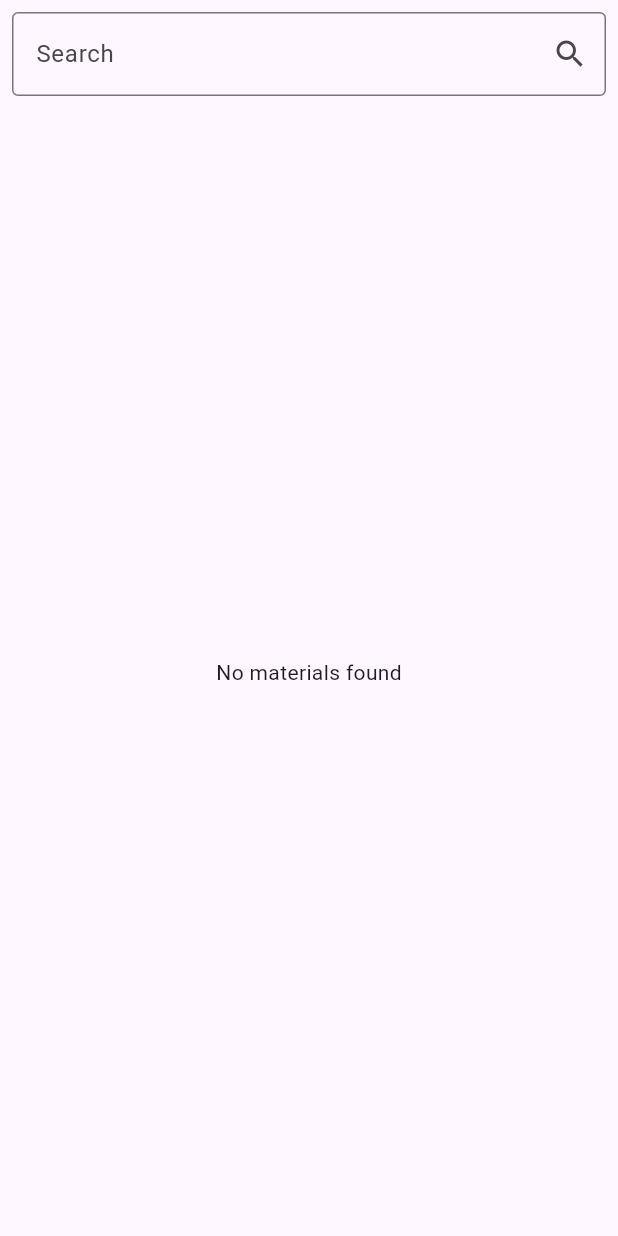
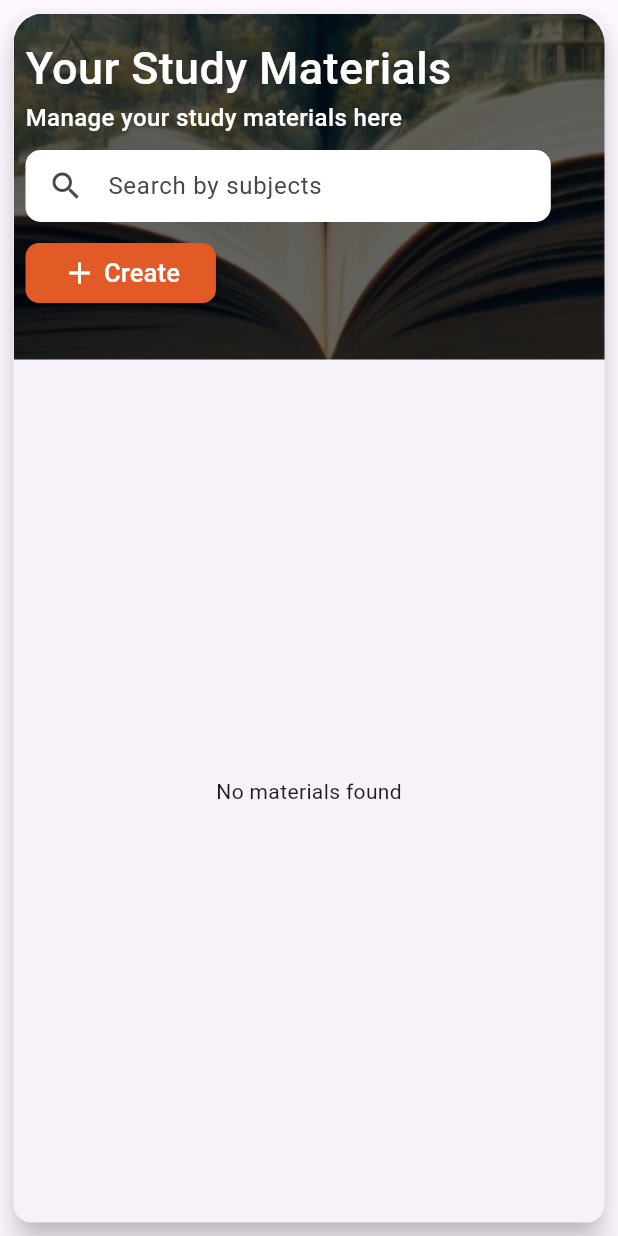
Before and after one commit to yimkumer/Alive_app, a Flutter app: the TStudyMaterial screen opened directly with empty values, on a phone screen of 412 x 824 dp. Run offline on Flutter 3.47's test engine with Material 3 defaults, Android fonts, the phone set to English and light mode, and no system bars; our stand-ins replace file_picker, flutter_svg, percent_indicator; network calls fail; project files that could hold a hidden picture were left out.

Commit message:
Initial Study material Faculty section update

```diff
--- a/lib/components/faculty_section/modules/t_study_material/t_study_material.dart
+++ b/lib/components/faculty_section/modules/t_study_material/t_study_material.dart
@@ -3,6 +3,7 @@ import 'dart:convert';
 import 'package:http/http.dart' as http;
 import 'package:flutter_svg/flutter_svg.dart';
 import 't_attachments.dart';
+import 't_create_material.dart';
 
 class TStudyMaterial extends StatefulWidget {
   final String token;
@@ -75,19 +76,116 @@ class _TStudyMaterialState extends State<TStudyMaterial> {
 
   @override
   Widget build(BuildContext context) {
-    return Scaffold(
-      body: Column(
+    return GestureDetector(
+      onTap: () {
+        FocusScope.of(context).unfocus();
+      },
+      child: Scaffold(
+        resizeToAvoidBottomInset: false,
+        body: Padding(
+          padding: const EdgeInsets.all(5.0),
+          child: Card(
+            elevation: 8,
+            child: Column(
               children: [
-          Padding(
-            padding: const EdgeInsets.all(8.0),
+                Container(
+                  width: MediaQuery.of(context).size.width * 1,
+                  height: MediaQuery.of(context).size.height * 0.28,
+                  decoration: BoxDecoration(
+                    image: DecorationImage(
+                        image: const AssetImage('assets/book.jpg'),
+                        fit: BoxFit.cover,
+                        colorFilter: ColorFilter.mode(
+                            Colors.black.withOpacity(0.61), BlendMode.darken)),
+                    borderRadius: const BorderRadius.only(
+                      topLeft: Radius.circular(20.0),
+                      topRight: Radius.circular(20.0),
+                    ),
+                  ),
+                  child: Padding(
+                    padding: const EdgeInsets.fromLTRB(8, 15, 0, 0),
+                    child: Column(
+                      mainAxisAlignment: MainAxisAlignment.start,
+                      crossAxisAlignment: CrossAxisAlignment.start,
+                      children: <Widget>[
+                        const Align(
+                          alignment: Alignment.centerLeft,
+                          child: Text(
+                            'Your Study Materials',
+                            style: TextStyle(
+                              color: Colors.white,
+                              fontSize: 30.0,
+                              fontWeight: FontWeight.w500,
+                            ),
+                          ),
+                        ),
+                        const Align(
+                          alignment: Alignment.centerLeft,
+                          child: Text(
+                            'Manage your study materials here',
+                            style: TextStyle(
+                                color: Colors.white,
+                                fontSize: 16.0,
+                                fontWeight: FontWeight.w500),
+                          ),
+                        ),
+                        const SizedBox(height: 10.0),
+                        Container(
+                          padding: const EdgeInsets.symmetric(horizontal: 15),
+                          width: MediaQuery.of(context).size.width * 0.85,
+                          decoration: BoxDecoration(
+                            color: Colors.white,
+                            borderRadius: BorderRadius.circular(10),
+                          ),
                           child: TextField(
                             controller: searchController,
                             decoration: const InputDecoration(
-                labelText: 'Search',
-                suffixIcon: Icon(Icons.search),
-                border: OutlineInputBorder(),
+                              hintText: 'Search by subjects',
+                              icon: Icon(Icons.search),
+                              border: InputBorder.none,
                             ),
                             onChanged: filterMaterials,
+                          ),
+                        ),
+                        const SizedBox(
+                          height: 10,
+                        ),
+                        ElevatedButton(
+                          style: ElevatedButton.styleFrom(
+                            backgroundColor: const Color(0xFFE25A26),
+                            shape: RoundedRectangleBorder(
+                              borderRadius: BorderRadius.circular(9.0),
+                            ),
+                          ),
+                          onPressed: () {
+                            Navigator.push(
+                              context,
+                              MaterialPageRoute(
+                                builder: (context) =>
+                                    TCreateMaterial(token: widget.token),
+                              ),
+                            );
+                          },
+                          child: const Row(
+                            mainAxisSize: MainAxisSize.min,
+                            children: [
+                              Icon(
+                                Icons.add,
+                                color: Colors.white,
+                                size: 24,
+                              ),
+                              Text(
+                                " Create",
+                                style: TextStyle(
+                                    color: Colors.white,
+                                    fontSize: 17,
+                                    fontWeight: FontWeight.w500),
+                              ),
+                            ],
+                          ),
+                        ),
+                      ],
+                    ),
                   ),
                 ),
                 Expanded(
@@ -98,8 +196,8 @@ class _TStudyMaterialState extends State<TStudyMaterial> {
                           : SingleChildScrollView(
                               child: PaginatedDataTable(
                                 headingRowColor: WidgetStateColor.resolveWith(
-                              (states) =>
-                                  const Color.fromARGB(255, 236, 236, 236)),
+                                    (states) => const Color.fromARGB(
+                                        255, 236, 236, 236)),
                                 rowsPerPage: _rowsPerPage,
                                 availableRowsPerPage: const <int>[10, 25, 50],
                                 onRowsPerPageChanged: (int? value) {
@@ -112,7 +210,8 @@ class _TStudyMaterialState extends State<TStudyMaterial> {
                                     label: Text(
                                       'MATERIAL NAME',
                                       style: TextStyle(
-                                    color: Color.fromARGB(255, 116, 115, 115),
+                                          color: Color.fromARGB(
+                                              255, 116, 115, 115),
                                           fontWeight: FontWeight.bold),
                                     ),
                                   ),
@@ -120,7 +219,8 @@ class _TStudyMaterialState extends State<TStudyMaterial> {
                                     label: Text(
                                       'SUBJECT-CODE',
                                       style: TextStyle(
-                                    color: Color.fromARGB(255, 116, 115, 115),
+                                          color: Color.fromARGB(
+                                              255, 116, 115, 115),
                                           fontWeight: FontWeight.bold),
                                     ),
                                   ),
@@ -128,7 +228,8 @@ class _TStudyMaterialState extends State<TStudyMaterial> {
                                     label: Text(
                                       'CREATED ON',
                                       style: TextStyle(
-                                    color: Color.fromARGB(255, 116, 115, 115),
+                                          color: Color.fromARGB(
+                                              255, 116, 115, 115),
                                           fontWeight: FontWeight.bold),
                                     ),
                                   ),
@@ -136,7 +237,8 @@ class _TStudyMaterialState extends State<TStudyMaterial> {
                                     label: Text(
                                       'DOCUMENT COUNT',
                                       style: TextStyle(
-                                    color: Color.fromARGB(255, 116, 115, 115),
+                                          color: Color.fromARGB(
+                                              255, 116, 115, 115),
                                           fontWeight: FontWeight.bold),
                                     ),
                                   ),
@@ -147,6 +249,9 @@ class _TStudyMaterialState extends State<TStudyMaterial> {
                             ),
                 ),
               ],
+            ),
+          ),
+        ),
       ),
     );
   }
```
Also changed, not shown: lib/components/faculty_section/modules/t_study_material/t_attachments.dart (+16 -0 lines), lib/components/faculty_section/modules/t_study_material/t_create_material.dart (added, +381 -0 lines). Lines whose indentation alone changed are shown as unchanged.
